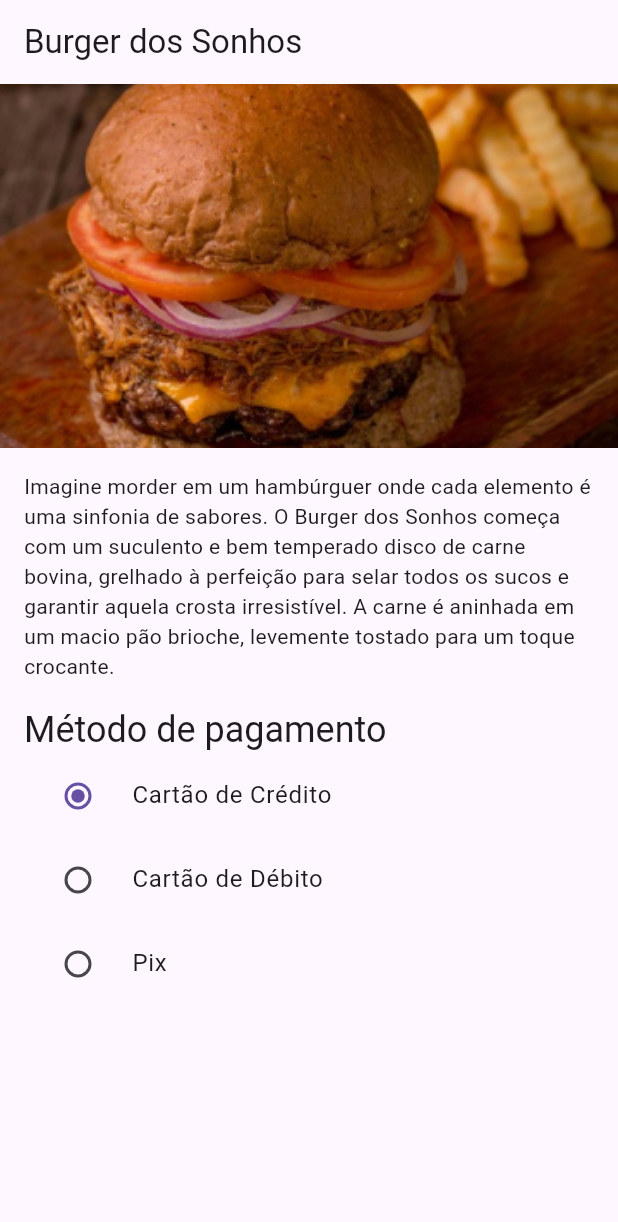
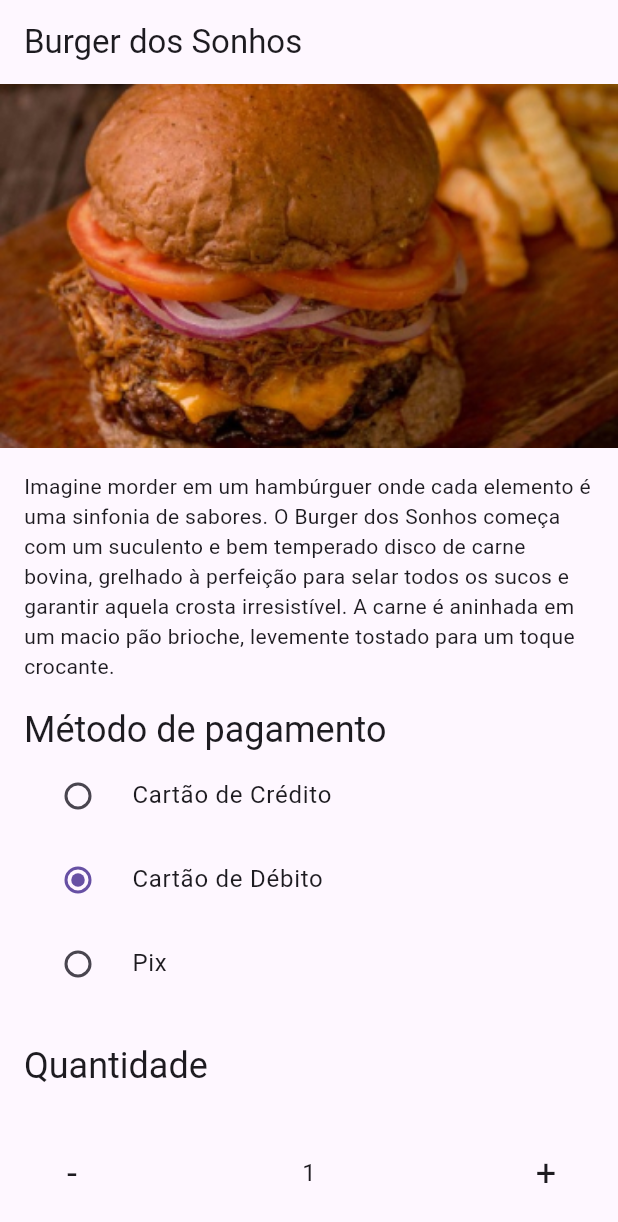
Before and after one commit to ProfessorAndersonChoren/appII_canoas_afternoon, a Flutter app: the screen it shows after launch, after a tap on "Cartão de Débito", on a phone screen of 412 x 824 dp. Shown: the top 1222 px of the screen. Run offline on Flutter 3.47's test engine with Material 3 defaults, Android fonts, the phone set to English and light mode, and no system bars; our stand-ins replace flutter_mobx, flutter_svg, mobx; generated files the repository leaves out were written again.

Commit message:
Projeto Sonho de hamburguer

```diff
--- /dev/null
+++ b/burguer_dos_sonhos/lib/enums/payment.dart
@@ -0,0 +1,5 @@
+enum Payment {
+  creditCard,
+  debitCard,
+  pix,
+}
--- a/burguer_dos_sonhos/lib/screens/home/home_page.dart
+++ b/burguer_dos_sonhos/lib/screens/home/home_page.dart
@@ -1,13 +1,12 @@
+import 'package:burguer_dos_sonhos/enums/payment.dart';
+import 'package:burguer_dos_sonhos/stores/payment_store.dart';
+import 'package:burguer_dos_sonhos/stores/quantity_store.dart';
 import 'package:flutter/material.dart';
-
-enum Payment {
-  creditCard,
-  debitCard,
-  pix,
-}
+import 'package:flutter_mobx/flutter_mobx.dart';
 
 class HomePage extends StatelessWidget {
-  final _selected = Payment.creditCard;
+  final store = PaymentStore();
+  final store_quantity = QuantityStore();
 
   HomePage({super.key});
 
@@ -17,7 +16,7 @@ class HomePage extends StatelessWidget {
       appBar: AppBar(
         title: const Text('Burger dos Sonhos'),
       ),
-      body: Column(
+      body: ListView(
         children: [
           Image.asset(
             'assets/ic_hamburguer.jpg',
@@ -37,24 +36,71 @@ class HomePage extends StatelessWidget {
                   'Método de pagamento',
                   style: Theme.of(context).textTheme.headlineSmall,
                 ),
+                Observer(builder: (_) {
+                  return Column(
+                    children: [
                       RadioListTile(
                         value: Payment.creditCard,
-                  groupValue: _selected,
-                  onChanged: (value) {},
+                        groupValue: store.selected,
+                        onChanged: (value) {
+                          store.changePaymentMethod(value!);
+                        },
                         title: const Text('Cartão de Crédito'),
                       ),
                       RadioListTile(
                         value: Payment.debitCard,
-                  groupValue: _selected,
-                  onChanged: (value) {},
+                        groupValue: store.selected,
+                        onChanged: (value) {
+                          store.changePaymentMethod(value!);
+                        },
                         title: const Text('Cartão de Débito'),
                       ),
                       RadioListTile(
                         value: Payment.pix,
-                  groupValue: _selected,
-                  onChanged: (value) {},
+                        groupValue: store.selected,
+                        onChanged: (value) {
+                          store.changePaymentMethod(value!);
+                        },
                         title: const Text('Pix'),
                       ),
+                    ],
+                  );
+                }),
+                const SizedBox(height: 24),
+                Text(
+                  'Quantidade',
+                  style: Theme.of(context).textTheme.headlineSmall,
+                ),
+                const SizedBox(height: 32),
+                Row(
+                  mainAxisAlignment: MainAxisAlignment.spaceBetween,
+                  children: [
+                    TextButton(
+                      onPressed: () {
+                        store_quantity.decrement();
+                      },
+                      child: Text(
+                        '-',
+                        style: Theme.of(context).textTheme.headlineSmall,
+                      ),
+                    ),
+                    Observer(builder: (_) {
+                      return Text(
+                        store_quantity.quantity.toString(),
+                        style: Theme.of(context).textTheme.bodyLarge,
+                      );
+                    }),
+                    TextButton(
+                      onPressed: () {
+                        store_quantity.increment();
+                      },
+                      child: Text(
+                        '+',
+                        style: Theme.of(context).textTheme.headlineSmall,
+                      ),
+                    ),
+                  ],
+                )
               ],
             ),
           ),
--- /dev/null
+++ b/burguer_dos_sonhos/lib/stores/payment_store.dart
@@ -0,0 +1,20 @@
+import 'package:burguer_dos_sonhos/enums/payment.dart';
+import 'package:mobx/mobx.dart';
+
+part 'payment_store.g.dart';
+
+class PaymentStore = PaymentStoreBase with _$PaymentStore;
+
+abstract class PaymentStoreBase with Store {
+  @observable
+  Payment _selected = Payment.creditCard;
+
+  Payment get selected{
+    return _selected;
+  }
+
+  @action
+  void changePaymentMethod(Payment value) {
+    _selected = value;
+  }
+}
```
Also changed, not shown: burguer_dos_sonhos/lib/stores/quantity_store.dart (added, +18 -0 lines), burguer_dos_sonhos/lib/stores/payment_store.g.dart (added), burguer_dos_sonhos/lib/stores/quantity_store.g.dart (added). Lines whose indentation alone changed are shown as unchanged.
